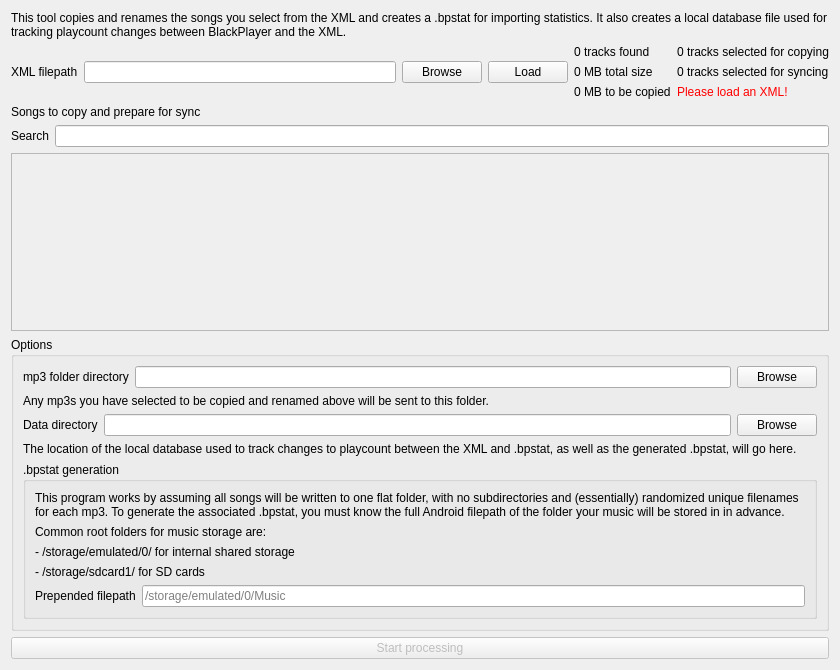
The window that first_time.ui (lgactna/bpsync) describes before a commit, drawn with Qt 5.
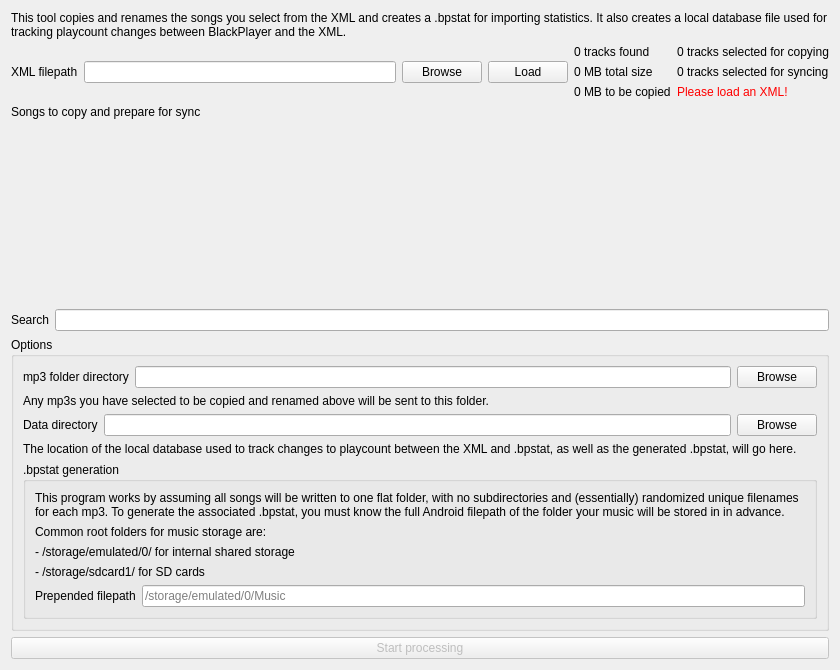
The same window after the commit. Custom widgets are drawn as their Qt base class.

Commit message: rewrite to allow SongView to be initialized with Qt Designer

Patch:
```diff
--- a/first_time.ui
+++ b/first_time.ui
@@ -112,6 +112,16 @@
      </property>
     </widget>
    </item>
+   <item>
+    <widget class="SongView" name="table_widget" native="true">
+     <property name="sizePolicy">
+      <sizepolicy hsizetype="Expanding" vsizetype="Expanding">
+       <horstretch>0</horstretch>
+       <verstretch>0</verstretch>
+      </sizepolicy>
+     </property>
+    </widget>
+   </item>
    <item>
     <layout class="QHBoxLayout" name="horizontalLayout_4">
      <item>
@@ -126,31 +136,6 @@
      </item>
     </layout>
    </item>
-   <item>
-    <widget class="QTableView" name="songs_table">
-     <property name="enabled">
-      <bool>false</bool>
-     </property>
-     <attribute name="horizontalHeaderMinimumSectionSize">
-      <number>100</number>
-     </attribute>
-     <attribute name="horizontalHeaderStretchLastSection">
-      <bool>true</bool>
-     </attribute>
-     <attribute name="verticalHeaderVisible">
-      <bool>true</bool>
-     </attribute>
-     <attribute name="verticalHeaderCascadingSectionResizes">
-      <bool>true</bool>
-     </attribute>
-     <attribute name="verticalHeaderMinimumSectionSize">
-      <number>20</number>
-     </attribute>
-     <attribute name="verticalHeaderStretchLastSection">
-      <bool>true</bool>
-     </attribute>
-    </widget>
-   </item>
    <item>
     <widget class="QGroupBox" name="groupBox">
      <property name="title">
@@ -295,6 +280,14 @@
    </item>
   </layout>
  </widget>
+ <customwidgets>
+  <customwidget>
+   <class>SongView</class>
+   <extends>QWidget</extends>
+   <header>bpsyncwidgets.h</header>
+   <container>1</container>
+  </customwidget>
+ </customwidgets>
  <resources/>
  <connections/>
 </ui>
```
The commit also changes 3 other files.
